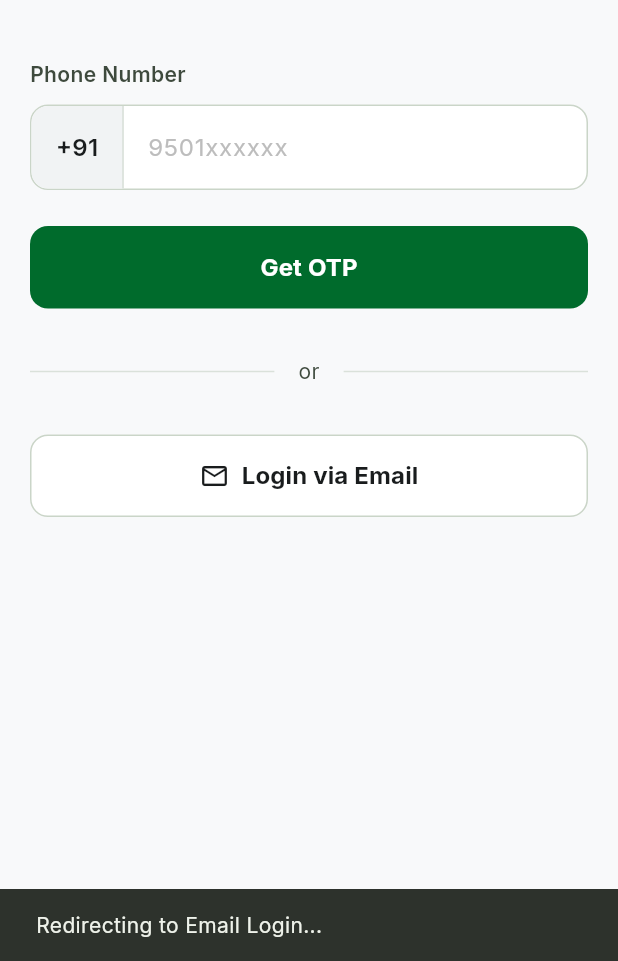
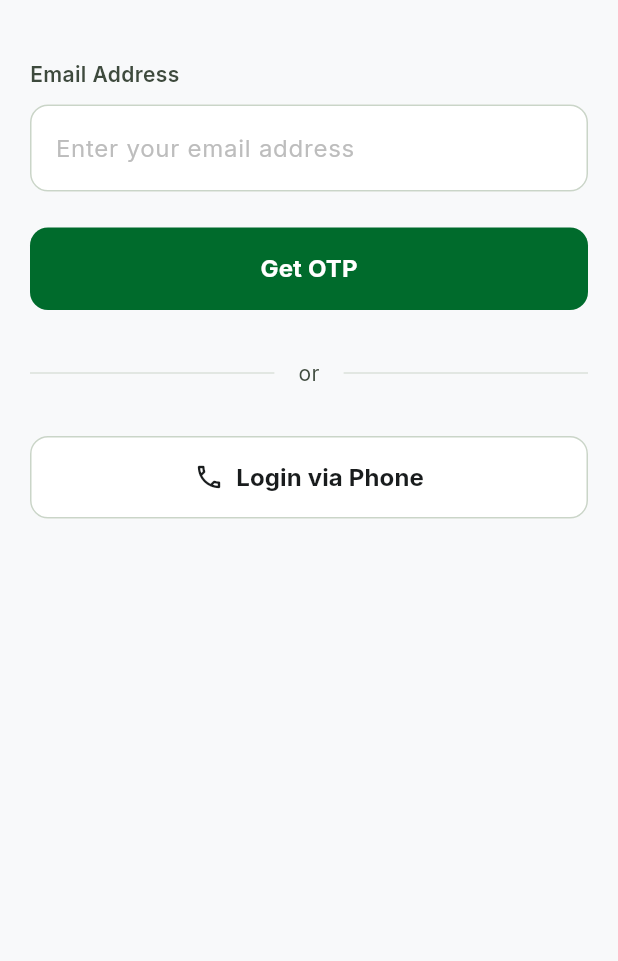
Before and after one commit to NihalDR/Tap-partner-app, a Flutter app: the LoginScreen screen opened directly, after a tap on "Login via Email", on a phone screen of 412 x 824 dp, the part 275-1236 px from its top. Run offline on Flutter 3.47's test engine with Material 3 defaults, Android fonts, the phone set to English and light mode, and no system bars; our stand-ins replace google_fonts.

Commit message:
feat: Add email login toggle in LoginScreen

```diff
--- a/lib/screens/login_screen.dart
+++ b/lib/screens/login_screen.dart
@@ -10,10 +10,13 @@ class LoginScreen extends StatefulWidget {
 
 class _LoginScreenState extends State<LoginScreen> {
   final TextEditingController _phoneController = TextEditingController();
+  final TextEditingController _emailController = TextEditingController();
+  bool _isEmailLogin = false;
 
   @override
   void dispose() {
     _phoneController.dispose();
+    _emailController.dispose();
     super.dispose();
   }
 
@@ -81,9 +84,9 @@ class _LoginScreenState extends State<LoginScreen> {
               ),
               const SizedBox(height: 40),
 
-              // Phone Number Field Label
+              // Phone/Email Field Label
               Text(
-                'Phone Number',
+                _isEmailLogin ? 'Email Address' : 'Phone Number',
                 style: GoogleFonts.inter(
                   fontSize: 14,
                   fontWeight: FontWeight.w600,
@@ -92,14 +95,33 @@ class _LoginScreenState extends State<LoginScreen> {
               ),
               const SizedBox(height: 10),
 
-              // Phone Number Input Container
+              // Phone/Email Input Container
               Container(
                 decoration: BoxDecoration(
                   color: Colors.white,
                   borderRadius: BorderRadius.circular(12.0),
                   border: Border.all(color: outlineColor.withOpacity(0.8)),
                 ),
-                child: Row(
+                child: _isEmailLogin
+                    ? TextFormField(
+                        controller: _emailController,
+                        keyboardType: TextInputType.emailAddress,
+                        style: GoogleFonts.inter(
+                          fontSize: 16,
+                          fontWeight: FontWeight.w500,
+                          color: textColor,
+                        ),
+                        decoration: InputDecoration(
+                          hintText: 'Enter your email address',
+                          hintStyle: GoogleFonts.inter(
+                            color: Colors.grey.shade400,
+                            fontWeight: FontWeight.w400,
+                          ),
+                          border: InputBorder.none,
+                          contentPadding: const EdgeInsets.symmetric(horizontal: 16.0, vertical: 16.0),
+                        ),
+                      )
+                    : Row(
                         children: [
                           // Country Code Prefix Box
                           Container(
@@ -158,7 +180,7 @@ class _LoginScreenState extends State<LoginScreen> {
                     // Simulating sending OTP
                     ScaffoldMessenger.of(context).showSnackBar(
                       SnackBar(
-                        content: Text('OTP sent to +91 ${_phoneController.text}'),
+                        content: Text('OTP sent to ${_isEmailLogin ? _emailController.text : '+91 ${_phoneController.text}'}'),
                         duration: const Duration(seconds: 2),
                       ),
                     );
@@ -212,17 +234,14 @@ class _LoginScreenState extends State<LoginScreen> {
               ),
               const SizedBox(height: 32),
 
-              // "Login via Email" Button
+              // Toggle Login Method Button
               SizedBox(
                 width: double.infinity,
                 child: OutlinedButton(
                   onPressed: () {
-                    ScaffoldMessenger.of(context).showSnackBar(
-                      const SnackBar(
-                        content: Text('Redirecting to Email Login...'),
-                        duration: Duration(seconds: 2),
-                      ),
-                    );
+                    setState(() {
+                      _isEmailLogin = !_isEmailLogin;
+                    });
                   },
                   style: OutlinedButton.styleFrom(
                     foregroundColor: textColor,
@@ -236,14 +255,14 @@ class _LoginScreenState extends State<LoginScreen> {
                   child: Row(
                     mainAxisAlignment: MainAxisAlignment.center,
                     children: [
-                      const Icon(
-                        Icons.mail_outline,
+                      Icon(
+                        _isEmailLogin ? Icons.phone_outlined : Icons.mail_outline,
                         color: textColor,
                         size: 20,
                       ),
                       const SizedBox(width: 8),
                       Text(
-                        'Login via Email',
+                        _isEmailLogin ? 'Login via Phone' : 'Login via Email',
                         style: GoogleFonts.inter(
                           fontSize: 16,
                           fontWeight: FontWeight.bold,
```
Lines whose indentation alone changed are shown as unchanged.
